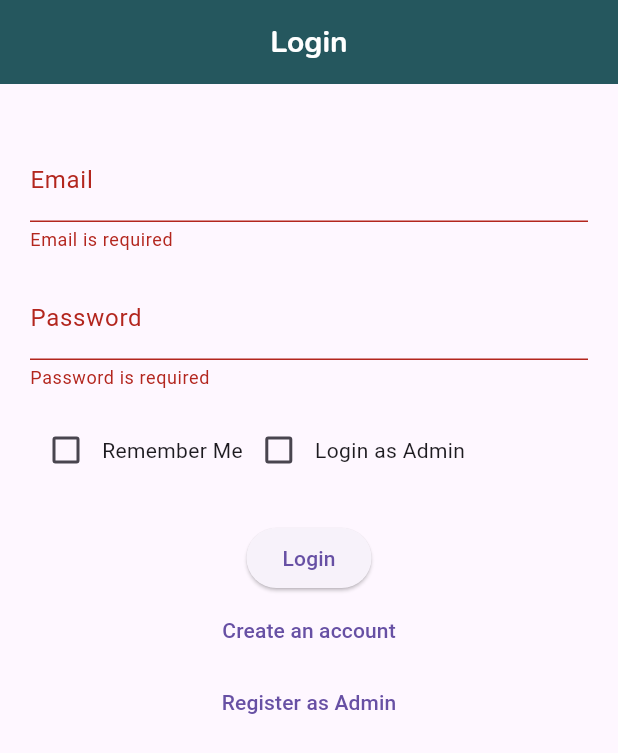
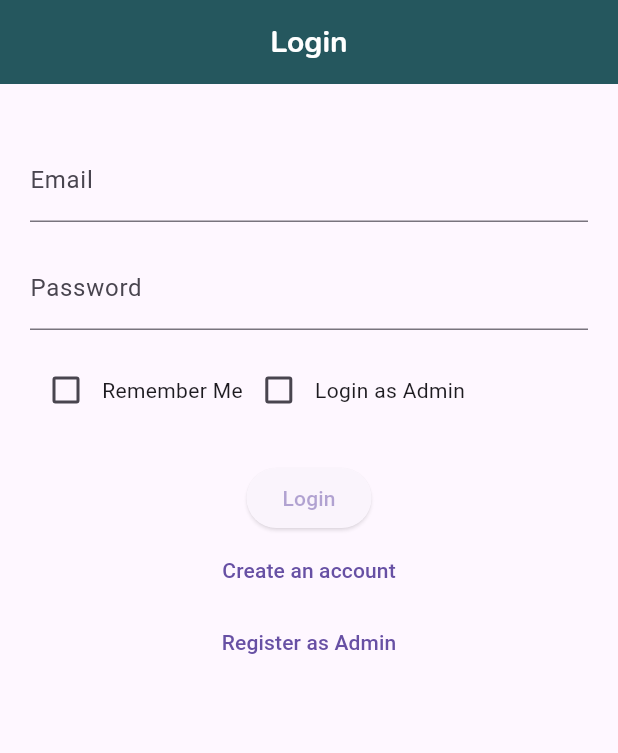
Before and after one commit to ArchipeSesanga/consultation_app, a Flutter app: the screen it shows after launch, after a tap on "Login", on a phone screen of 412 x 824 dp. Shown: the top 753 px of the screen. Run offline on Flutter 3.47's test engine with Material 3 defaults, Android fonts, the phone set to English and light mode, and no system bars; our stand-ins replace cloud_firestore, firebase_auth, firebase_core, google_fonts, image_picker, shared_preferences; accounts and stored records are empty.

Commit message:
made the login and register buttons unclickable until the user enters their email and password

```diff
--- a/lib/auth/auth_page.dart
+++ b/lib/auth/auth_page.dart
@@ -28,6 +28,7 @@ class _AuthPageState extends State<AuthPage> {
   final _nameController = TextEditingController();
 
   // State variables
+  bool _disabled = true; //button disabled by default
   bool _isLoading = false; // Shows loading indicator during async actions
   bool rememberMe = false; // For "Remember Me" checkbox
   bool isAdmin = false; // For "Login as Admin" checkbox
@@ -171,12 +172,18 @@ class _AuthPageState extends State<AuthPage> {
                 ),
               const SizedBox(height: 24),
               // Login/Register button
-              ElevatedButton(
-                onPressed: _isLoading ? null : () => _submit(context),
-                child:
-                    _isLoading
-                        ? const CircularProgressIndicator()
-                        : Text(widget.isLogin ? 'Login' : 'Register'),
+              IgnorePointer(
+                ignoring: _disabled,
+                child: Opacity(
+                  opacity: _disabled ? 0.5 : 1.0,
+                  child: ElevatedButton(
+                    onPressed: _isLoading ? null : () => _submit(context),
+                    child:
+                        _isLoading
+                            ? const CircularProgressIndicator()
+                            : Text(widget.isLogin ? 'Login' : 'Register'),
+                  ),
+                ),
               ),
               // Switch between login and registration
               TextButton(
@@ -208,4 +215,11 @@ class _AuthPageState extends State<AuthPage> {
       ),
     );
   }
+
+  void _SetDisabled() {
+    setState(() {
+      // Enable the button only if topic is not empty, description is not empty, and lecturer is selected
+      _disabled = _emailController.text.isEmpty || _passwordController == null;
+    });
+  }
 }
```
